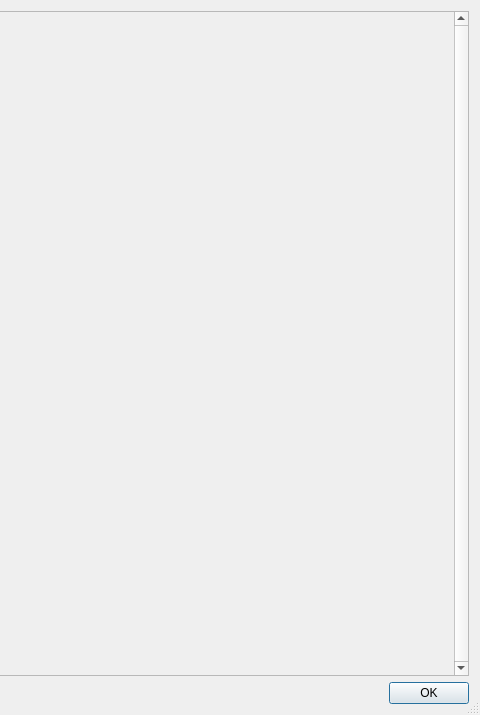
First picture: the form in src/dialogs/OptionsDialog.ui, repository blizzard4591/openMittsu, before the edit; both pictures show x 591 to 1071 and y 0 to 715 of the 1071 by 715 pixel window.
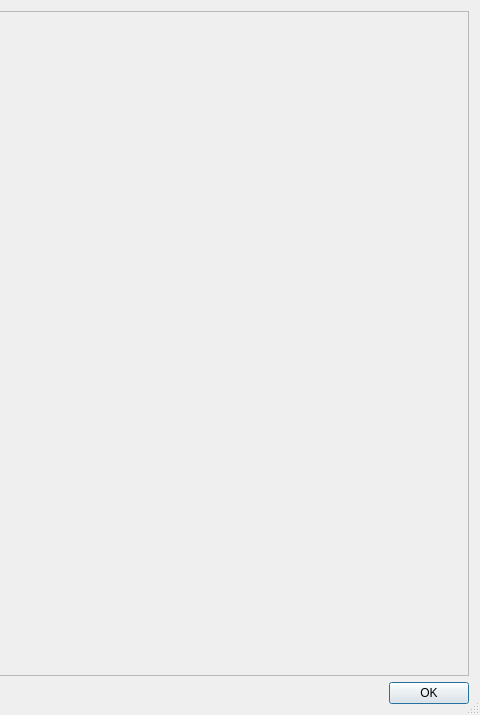
Second picture: the form after the edit.

Commit message: Improve settings by increasing window size (using minimumSize) and improving option labels

```diff
--- a/src/dialogs/OptionsDialog.ui
+++ b/src/dialogs/OptionsDialog.ui
@@ -13,6 +13,12 @@
     <height>715</height>
    </rect>
   </property>
+  <property name="minimumSize">
+   <size>
+    <width>590</width>
+    <height>400</height>
+   </size>
+  </property>
   <property name="windowTitle">
    <string>Options</string>
   </property>
@@ -26,7 +32,7 @@
    <item>
     <widget class="QScrollArea" name="scrollArea">
      <property name="verticalScrollBarPolicy">
-      <enum>Qt::ScrollBarAlwaysOn</enum>
+      <enum>Qt::ScrollBarAsNeeded</enum>
      </property>
      <property name="widgetResizable">
       <bool>true</bool>
@@ -36,8 +42,8 @@
        <rect>
         <x>0</x>
         <y>0</y>
-        <width>982</width>
-        <height>597</height>
+        <width>1051</width>
+        <height>665</height>
        </rect>
       </property>
       <layout class="QVBoxLayout" name="verticalLayoutContainer">
```
Left out of the diff: 3 changed lines with no effect on the pictures. The commit also changes 1 other file.
